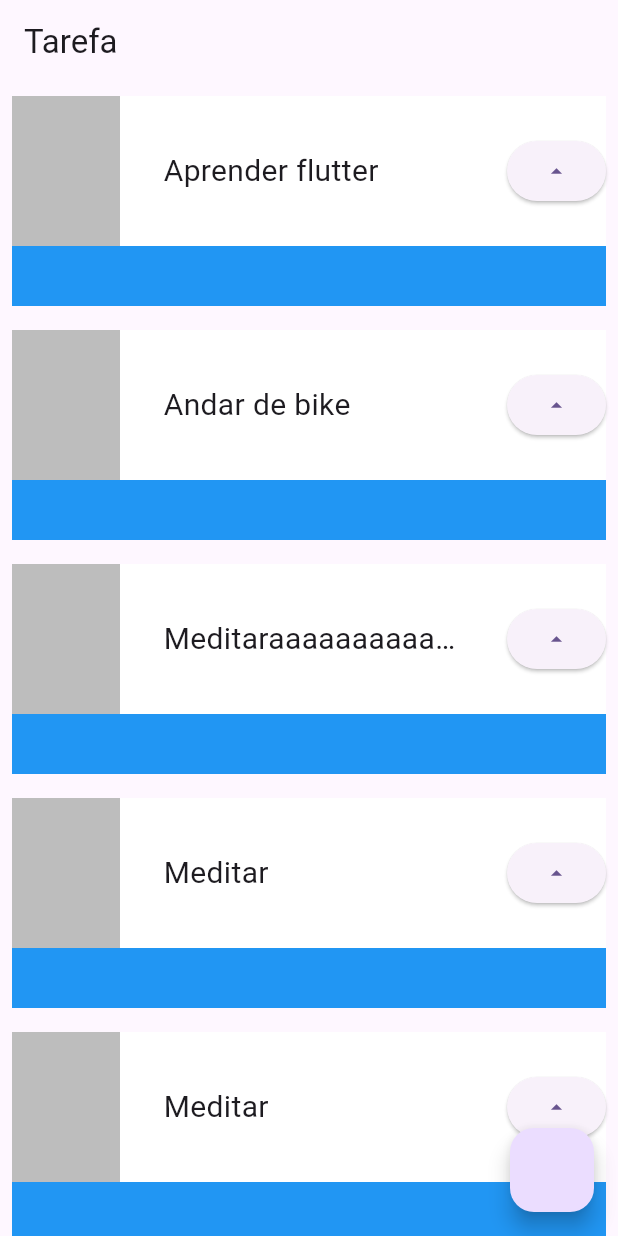
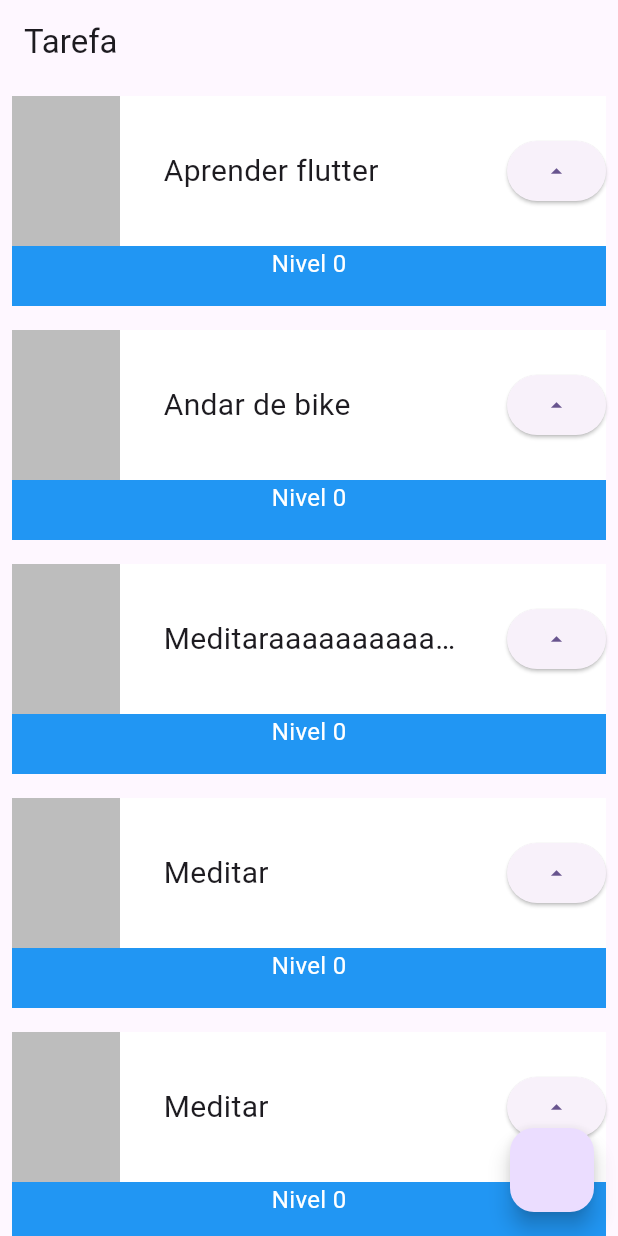
Before and after one commit to andreazevedoluiz/Projeto_Task, a Flutter app: the screen it shows after launch, on a phone screen of 412 x 824 dp. Run offline on Flutter 3.47's test engine with Material 2 defaults, Android fonts, the phone set to English and light mode, and no system bars.

```diff
--- a/lib/main.dart
+++ b/lib/main.dart
@@ -37,10 +37,16 @@ class MyApp extends StatelessWidget {
   }
 }
 
-class Task extends StatelessWidget {
+class Task extends StatefulWidget {
   final String nome;
   const Task(this.nome, {super.key});
 
+  @override
+  State<Task> createState() => _TaskState();
+}
+
+class _TaskState extends State<Task> {
+  int nivel = 0;
   @override
   Widget build(BuildContext context) {
     return Padding(
@@ -52,6 +58,8 @@ class Task extends StatelessWidget {
               color: Colors.blue,
               height: 140,
             ),
+            Column(
+              children: [
                 Container(
                   color: Colors.white,
                   height: 100,
@@ -66,7 +74,7 @@ class Task extends StatelessWidget {
                       Container(
                         width: 200,
                         child: Text(
-                      nome,
+                          widget.nome,
                           style: TextStyle(
                               fontSize: 20,
                               overflow: TextOverflow
@@ -75,10 +83,21 @@ class Task extends StatelessWidget {
                         ),
                       ),
                       ElevatedButton(
-                      onPressed: () {}, child: Icon(Icons.arrow_drop_up)),
+                          onPressed: () {
+                            setState(() {
+                              nivel++;
+                            });
+                          },
+                          child: Icon(Icons.arrow_drop_up)),
                     ],
                   ),
-            )
+                ),
+                Text(
+                  'Nivel $nivel',
+                  style: TextStyle(color: Colors.white, fontSize: 16),
+                ),
+              ],
+            ),
           ],
         ),
       ),
```
Lines whose indentation alone changed are shown as unchanged.
